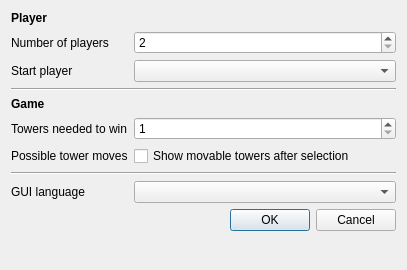
Qt form settings.ui (ElTh0r0/stackandconquer) before a commit.
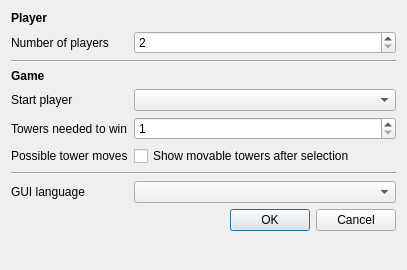
The same form after that commit.

Commit message: Add stone color chooser; remove useless player names.

```diff
--- a/settings.ui
+++ b/settings.ui
@@ -59,16 +59,6 @@
      </property>
     </widget>
    </item>
-   <item row="2" column="0">
-    <widget class="QLabel" name="lblStartPlayer">
-     <property name="text">
-      <string>Start player</string>
-     </property>
-    </widget>
-   </item>
-   <item row="2" column="1">
-    <widget class="QComboBox" name="cbStartPlayer"/>
-   </item>
    <item row="3" column="0" colspan="2">
     <widget class="Line" name="line">
      <property name="orientation">
@@ -90,13 +80,23 @@
     </widget>
    </item>
    <item row="5" column="0">
+    <widget class="QLabel" name="lblStartPlayer">
+     <property name="text">
+      <string>Start player</string>
+     </property>
+    </widget>
+   </item>
+   <item row="5" column="1">
+    <widget class="QComboBox" name="cbStartPlayer"/>
+   </item>
+   <item row="6" column="0">
     <widget class="QLabel" name="lblNumWin">
      <property name="text">
       <string>Towers needed to win</string>
      </property>
     </widget>
    </item>
-   <item row="5" column="1">
+   <item row="6" column="1">
     <widget class="QSpinBox" name="spinNumToWin">
      <property name="minimum">
       <number>1</number>
@@ -106,38 +106,38 @@
      </property>
     </widget>
    </item>
-   <item row="6" column="0">
+   <item row="7" column="0">
     <widget class="QLabel" name="lblShowPossible">
      <property name="text">
       <string>Possible tower moves</string>
      </property>
     </widget>
    </item>
-   <item row="6" column="1">
+   <item row="7" column="1">
     <widget class="QCheckBox" name="checkShowPossibleMoves">
      <property name="text">
       <string>Show movable towers after selection</string>
      </property>
     </widget>
    </item>
-   <item row="7" column="0" colspan="2">
+   <item row="8" column="0" colspan="2">
     <widget class="Line" name="line_2">
      <property name="orientation">
       <enum>Qt::Horizontal</enum>
      </property>
     </widget>
    </item>
-   <item row="8" column="0">
+   <item row="9" column="0">
     <widget class="QLabel" name="lblGuiLang">
      <property name="text">
       <string>GUI language</string>
      </property>
     </widget>
    </item>
-   <item row="8" column="1">
-    <widget class="QComboBox" name="cbGuiLanguage"/>
-   </item>
    <item row="9" column="1">
+    <widget class="QComboBox" name="cbGuiLanguage"/>
+   </item>
+   <item row="10" column="1">
     <widget class="QDialogButtonBox" name="buttonBox">
      <property name="orientation">
       <enum>Qt::Horizontal</enum>
```
The commit also changes 15 other files.
